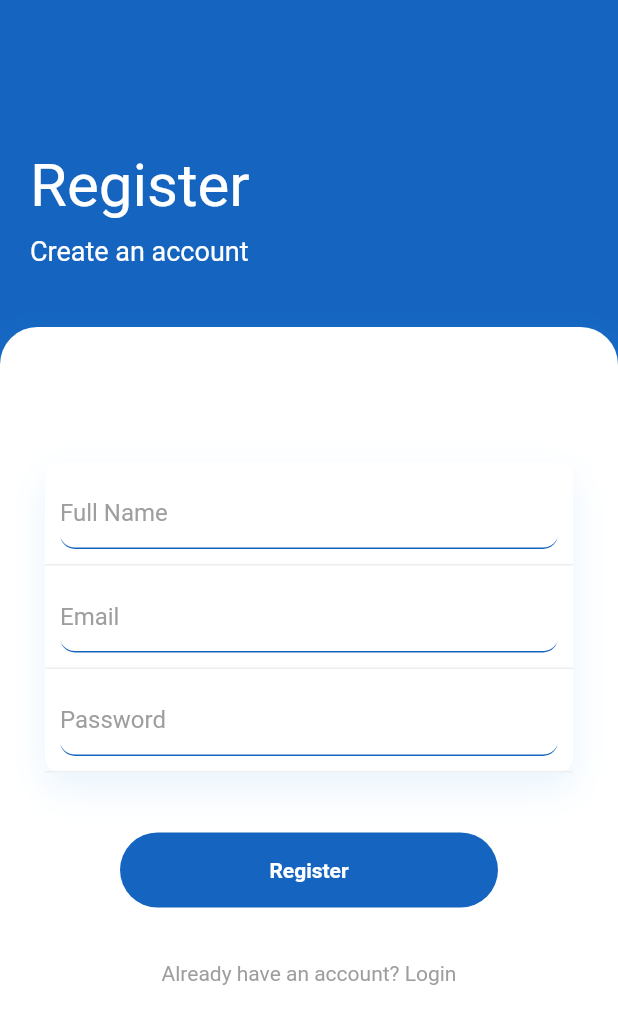
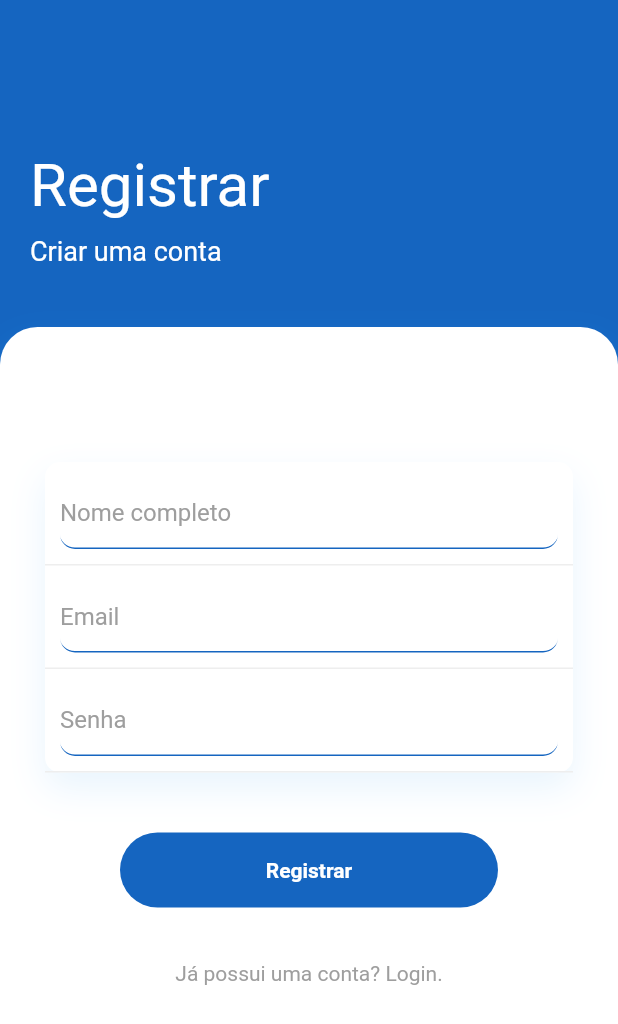
Before and after one commit to GabrielWaif/PAC-IV, a Flutter app: the RegistrationPage screen opened by its route, on a phone screen of 412 x 824 dp. Shown: the top 1024 px of the screen. Run offline on Flutter 3.47's test engine with Material 2 defaults, Android fonts, the phone set to English and light mode, and no system bars; our stand-ins replace cloud_firestore, firebase_auth, firebase_core, firebase_storage, font_awesome_flutter, image_picker; accounts and stored records are empty.

Commit message:
Language tweaks

```diff
--- a/box_ui/pac_4/lib/pages/custom_card.dart
+++ b/box_ui/pac_4/lib/pages/custom_card.dart
@@ -104,7 +104,7 @@ Widget build(BuildContext context) {
             onPressed: () {
               Navigator.pop(context); // Close the AlertDialog
             },
-          child: Text('Close'),
+          child: Text('Fechar'),
           ),
         ],
       ),
--- a/box_ui/pac_4/lib/pages/login_page.dart
+++ b/box_ui/pac_4/lib/pages/login_page.dart
@@ -65,7 +65,7 @@ class LoginPage extends StatelessWidget {
                   height: 10,
                 ),
                 Text(
-                  "Welcome Back",
+                  "Bem vindo novamente",
                   style: TextStyle(
                     color: Colors.white,
                     fontSize: 18,
@@ -146,7 +146,7 @@ class LoginPage extends StatelessWidget {
                                 controller: passwordController,
                                 obscureText: true,
                                 decoration: const InputDecoration(
-                                  hintText: "Password",
+                                  hintText: "Senha",
                                   hintStyle: TextStyle(color: Colors.grey),
                                   border: InputBorder.none,
                                 ),
@@ -196,7 +196,7 @@ class LoginPage extends StatelessWidget {
                             _handleRegister(context);
                           },
                           child: const Text(
-                            "Don't have an account? Register",
+                            "Não possui uma conta? Cadastrar-se.",
                             style: TextStyle(
                               color: Colors.grey,
                             ),
--- a/box_ui/pac_4/lib/pages/register_card.dart
+++ b/box_ui/pac_4/lib/pages/register_card.dart
@@ -91,7 +91,7 @@ class _RegisterScreenState extends State<RegisterScreen> {
             SizedBox(height: 16.0),
             pickedImage != null
                 ? Image.file(File(pickedImage!.path),height: 300,)
-                : Text('No image selected'),
+                : Text('Nenhuma imagem selecionada'),
             SizedBox(height: 16.0),
             ElevatedButton(
               onPressed: () async {
--- a/box_ui/pac_4/lib/pages/registration_page.dart
+++ b/box_ui/pac_4/lib/pages/registration_page.dart
@@ -22,14 +22,14 @@ class RegistrationPage extends StatelessWidget {
       } else {
         ScaffoldMessenger.of(context).showSnackBar(
           SnackBar(
-            content: Text('Registration failed. Please check your information.'),
+            content: Text('Falha no registro. Por favor verifique as credenciais informadas.'),
           ),
         );
       }
     } catch (e) {
       ScaffoldMessenger.of(context).showSnackBar(
         SnackBar(
-          content: Text('Registration failed. Please check your information.'),
+          content: Text('Falha no registro. Por favor verifique as credenciais informadas.'),
         ),
       );
     }
@@ -51,7 +51,7 @@ class RegistrationPage extends StatelessWidget {
               crossAxisAlignment: CrossAxisAlignment.start,
               children: <Widget>[
                 Text(
-                  "Register",
+                  "Registrar",
                   style: TextStyle(
                     color: Colors.white,
                     fontSize: 40,
@@ -62,7 +62,7 @@ class RegistrationPage extends StatelessWidget {
                   height: 10,
                 ),
                 Text(
-                  "Create an account",
+                  "Criar uma conta",
                   style: TextStyle(
                     color: Colors.white,
                     fontSize: 18,
@@ -124,7 +124,7 @@ class RegistrationPage extends StatelessWidget {
                               child: TextField(
                                 controller: fullNameController,
                                 decoration: const InputDecoration(
-                                  hintText: "Full Name",
+                                  hintText: "Nome completo",
                                   hintStyle: TextStyle(color: Colors.grey),
                                   border: InputBorder.none,
                                 ),
@@ -161,7 +161,7 @@ class RegistrationPage extends StatelessWidget {
                                 controller: passwordController,
                                 obscureText: true,
                                 decoration: const InputDecoration(
-                                  hintText: "Password",
+                                  hintText: "Senha",
                                   hintStyle: TextStyle(color: Colors.grey),
                                   border: InputBorder.none,
                                 ),
@@ -186,7 +186,7 @@ class RegistrationPage extends StatelessWidget {
                           ),
                           child: const Center(
                             child: Text(
-                              "Register",
+                              "Registrar",
                               style: TextStyle(
                                 color: Colors.white,
                                 fontWeight: FontWeight.bold,
@@ -202,7 +202,7 @@ class RegistrationPage extends StatelessWidget {
                             Navigator.pushReplacementNamed(context, '/'); // Return to the login page
                           },
                           child: const Text(
-                            "Already have an account? Login",
+                            "Já possui uma conta? Login.",
                             style: TextStyle(
                               color: Colors.grey,
                             ),
```
